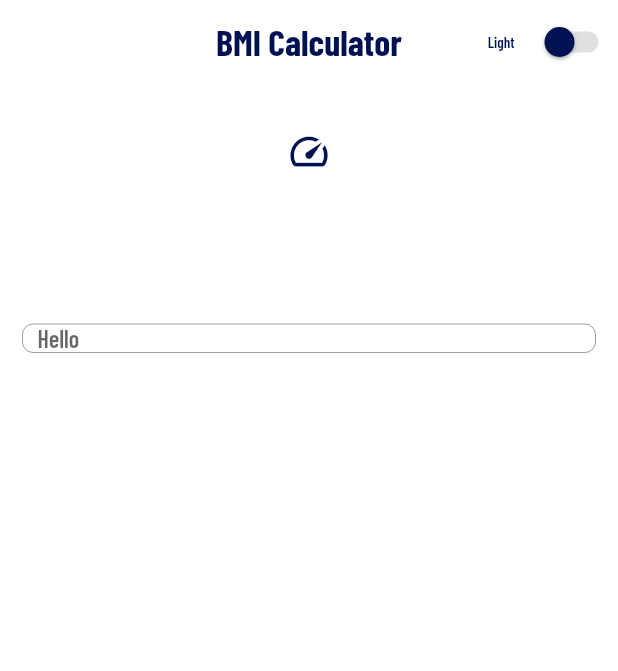
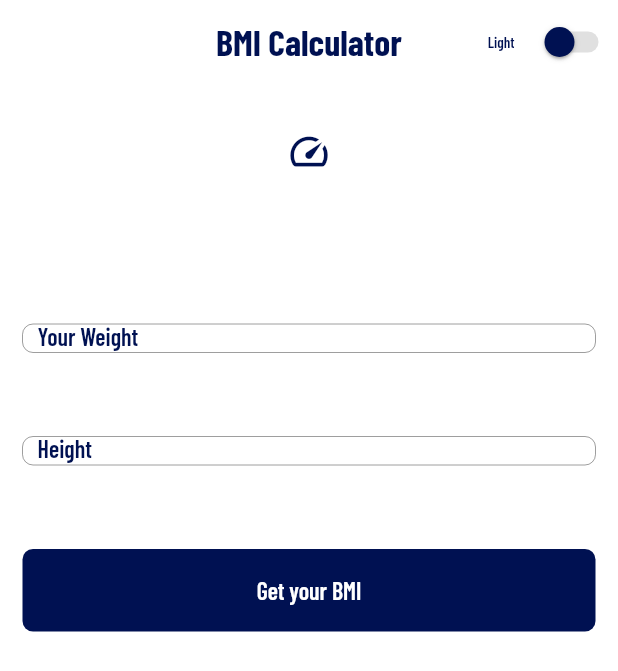
Before and after one commit to Neloy-SWE/BMI-Calculator, a Flutter app: the screen it shows after launch, on a phone screen of 412 x 824 dp. Shown: the top 671 px of the screen. Run offline on Flutter 3.47's test engine with Material 2 defaults, Android fonts, the phone set to English and light mode, and no system bars.

Commit message:
textfield and button theme set done

```diff
--- a/lib/components/custom_toggle_button.dart
+++ b/lib/components/custom_toggle_button.dart
@@ -2,17 +2,27 @@ import 'package:bmi_calculator/components/my_theme.dart';
 import 'package:flutter/material.dart';
 import 'package:provider/provider.dart';
 
-class MyToggleButton extends StatelessWidget {
-  const MyToggleButton({Key? key}) : super(key: key);
+class MyToggleButton extends StatefulWidget {
+  final Function callBackFunction;
+  const MyToggleButton({Key? key, required this.callBackFunction}) : super(key: key);
 
+  @override
+  State<MyToggleButton> createState() => _MyToggleButtonState();
+}
+
+class _MyToggleButtonState extends State<MyToggleButton> {
   @override
   Widget build(BuildContext context) {
     final themeProvider = Provider.of<ThemeProvider>(context);
 
     return Switch.adaptive(
-        value: themeProvider.isDarkMode, onChanged: (value) {
-          final changeTheme = Provider.of<ThemeProvider>(context, listen: false);
-          changeTheme.toggleTheme(value);
-    },);
+      value: themeProvider.isDarkMode,
+      onChanged: (value) {
+       setState(() {
+         widget.callBackFunction(value);
+       });
+      },
+
+    );
   }
 }
--- a/lib/components/my_theme.dart
+++ b/lib/components/my_theme.dart
@@ -42,6 +42,11 @@ class MyTheme {
         fontFamily: MyTexts.regular,
         color: Colors.white,
       ),
+      button: TextStyle(
+        fontSize: 16,
+        fontFamily: MyTexts.regular,
+        color: MyColors.primaryColor,
+      ),
     ),
 
     // icon theme
@@ -53,6 +58,37 @@ class MyTheme {
     switchTheme: SwitchThemeData(
       thumbColor: MaterialStateProperty.all(Colors.white),
       trackColor: MaterialStateProperty.all(MyColors.toggleBack),
+    ),
+
+    inputDecorationTheme: const InputDecorationTheme(
+      // alignLabelWithHint: true,
+      isCollapsed: true,
+      contentPadding: EdgeInsets.only(left: 10),
+      enabledBorder: OutlineInputBorder(
+        borderRadius: BorderRadius.all(
+          Radius.circular(7),
+        ),
+        borderSide: BorderSide(width: 0.5, color: Colors.white70),
+      ),
+
+      focusedBorder: OutlineInputBorder(
+        borderRadius: BorderRadius.all(
+          Radius.circular(7),
+        ),
+        borderSide: BorderSide(width: 1, color: Colors.white),
+      ),
+    ),
+
+    elevatedButtonTheme: ElevatedButtonThemeData(
+      style: ElevatedButton.styleFrom(
+        primary: Colors.white,
+        elevation: 0,
+        shape: const RoundedRectangleBorder(
+          borderRadius: BorderRadius.all(
+            Radius.circular(7),
+          ),
+        ),
+      ),
     ),
   );
 
@@ -93,6 +129,11 @@ class MyTheme {
         fontFamily: MyTexts.regular,
         color: MyColors.primaryColor,
       ),
+      button: TextStyle(
+        fontSize: 16,
+        fontFamily: MyTexts.regular,
+        color: Colors.white,
+      ),
     ),
 
     // icon theme
@@ -106,8 +147,8 @@ class MyTheme {
       trackColor: MaterialStateProperty.all(Colors.black12),
     ),
 
-    inputDecorationTheme: InputDecorationTheme(
-     // alignLabelWithHint: true,
+    inputDecorationTheme: const InputDecorationTheme(
+      // alignLabelWithHint: true,
       isCollapsed: true,
       contentPadding: EdgeInsets.only(left: 10),
       border: OutlineInputBorder(
@@ -117,11 +158,23 @@ class MyTheme {
         borderSide: BorderSide(width: 0.5, color: MyColors.primaryBack),
       ),
 
-      focusedBorder:  OutlineInputBorder(
+      focusedBorder: OutlineInputBorder(
         borderRadius: BorderRadius.all(
           Radius.circular(7),
         ),
         borderSide: BorderSide(width: 1, color: MyColors.primaryColor),
+      ),
+    ),
+
+    elevatedButtonTheme: ElevatedButtonThemeData(
+      style: ElevatedButton.styleFrom(
+        primary: MyColors.primaryColor,
+        elevation: 0,
+        shape: const RoundedRectangleBorder(
+          borderRadius: BorderRadius.all(
+            Radius.circular(7),
+          ),
+        ),
       ),
     ),
   );
--- a/lib/screens/home_page.dart
+++ b/lib/screens/home_page.dart
@@ -2,6 +2,9 @@ import 'package:bmi_calculator/components/custom_toggle_button.dart';
 import 'package:bmi_calculator/utils/colors.dart';
 import 'package:bmi_calculator/utils/texts.dart';
 import 'package:flutter/material.dart';
+import 'package:provider/provider.dart';
+
+import '../components/my_theme.dart';
 
 class HomePage extends StatefulWidget {
   const HomePage({Key? key}) : super(key: key);
@@ -11,6 +14,24 @@ class HomePage extends StatefulWidget {
 }
 
 class _HomePageState extends State<HomePage> {
+  bool isDark = false;
+
+  TextEditingController weightController = TextEditingController();
+  TextEditingController heightController = TextEditingController();
+
+  themeCallBack(value) {
+    final changeTheme = Provider.of<ThemeProvider>(context, listen: false);
+    changeTheme.toggleTheme(value);
+    isDark = value!;
+  }
+
+  @override
+  void dispose() {
+    weightController.dispose();
+    heightController.dispose();
+    super.dispose();
+  }
+
   @override
   Widget build(BuildContext context) {
     return Scaffold(
@@ -19,15 +40,15 @@ class _HomePageState extends State<HomePage> {
         actions: [
           Center(
               child: Text(
-            MediaQuery.of(context).platformBrightness == Brightness.dark
-                ? MyTexts.dark
-                : MyTexts.light,
+            isDark ? MyTexts.dark : MyTexts.light,
             style: Theme.of(context).textTheme.bodyText2,
           )),
           const SizedBox(
             width: 10,
           ),
-          const MyToggleButton(),
+          MyToggleButton(
+            callBackFunction: themeCallBack,
+          ),
         ],
       ),
       body: ListView(
@@ -41,13 +62,52 @@ class _HomePageState extends State<HomePage> {
 
           const SizedBox(height: 100),
 
+          // text field for weight
           SizedBox(
-            height: 45,
+            height: 55,
             child: TextField(
               style: Theme.of(context).textTheme.bodyText1,
-              cursorColor: MyColors.primaryColor,
+              cursorColor: isDark ? Colors.white : MyColors.primaryColor,
+              keyboardType: TextInputType.number,
+              controller: weightController,
+              textInputAction: TextInputAction.next,
               decoration: InputDecoration(
-                hintText: "Hello"
+                labelText: MyTexts.yourWeight,
+                labelStyle: Theme.of(context).textTheme.bodyText1,
+                hintText: MyTexts.kilogram,
+                hintStyle: Theme.of(context).textTheme.bodyText1,
+              ),
+            ),
+          ),
+          const SizedBox(height: 20),
+
+          // text field for height
+          SizedBox(
+            height: 55,
+            child: TextField(
+              style: Theme.of(context).textTheme.bodyText1,
+              cursorColor: isDark ? Colors.white : MyColors.primaryColor,
+              keyboardType: TextInputType.number,
+              controller: heightController,
+              textInputAction: TextInputAction.done,
+              decoration: InputDecoration(
+                labelText: MyTexts.height,
+                labelStyle: Theme.of(context).textTheme.bodyText1,
+                hintText: MyTexts.feet,
+                hintStyle: Theme.of(context).textTheme.bodyText1,
+              ),
+            ),
+          ),
+          const SizedBox(height: 20),
+
+          // submit button
+          SizedBox(
+            height: 55,
+            child: ElevatedButton(
+              onPressed: () {},
+              child: Text(
+                MyTexts.getYourBMI,
+                style: Theme.of(context).textTheme.button,
               ),
             ),
           ),
--- a/lib/utils/texts.dart
+++ b/lib/utils/texts.dart
@@ -7,4 +7,9 @@ class MyTexts {
   static const String bmiTitle = "Calculate your body mass index";
   static const String light = "Light";
   static const String dark = "Dark";
+  static const String yourWeight = "Your Weight";
+  static const String kilogram = "Kilogram";
+  static const String height = "Height";
+  static const String feet = "Feet";
+  static const String getYourBMI = "Get your BMI";
 }
```
